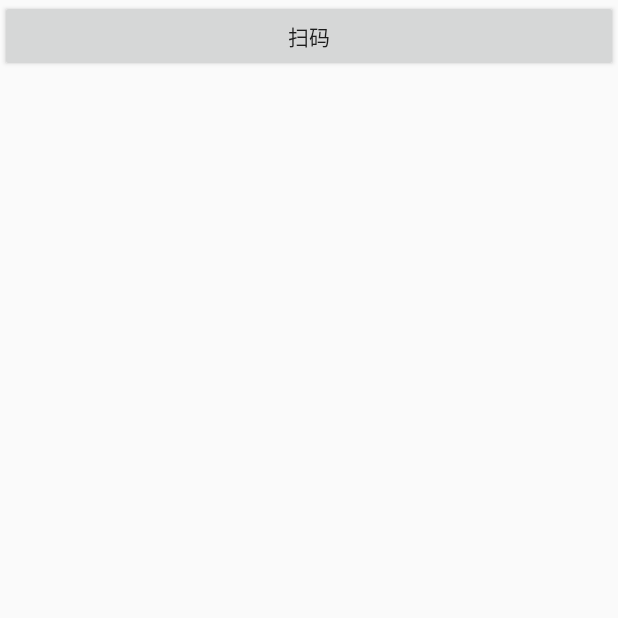
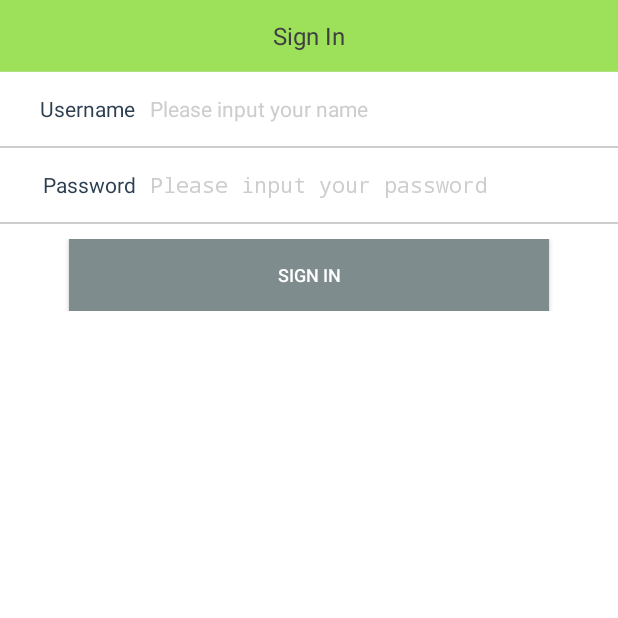
Before and after one commit to lifuyuan/wms_android, an Android app: the screen it shows after launch (MainActivity before the commit, LoginActivity after it), on a phone screen of 412 x 824 dp, the top half of it. Run offline under Robolectric (Android 15) with nearby library versions, the phone set to English and light mode, and no system bars; our stand-ins replace Volley; libraries missing offline, so code that uses them is left out: com.zxing.activity.

Commit message:
Login Function

```diff
--- a/app/src/main/AndroidManifest.xml
+++ b/app/src/main/AndroidManifest.xml
@@ -9,7 +9,7 @@
         android:label="@string/app_name"
         android:theme="@style/AppTheme" >
         <activity
-            android:name=".MainActivity"
+            android:name=".activity.LoginActivity"
             android:label="@string/app_name" >
             <intent-filter>
                 <action android:name="android.intent.action.MAIN" />
@@ -17,6 +17,7 @@
                 <category android:name="android.intent.category.LAUNCHER" />
             </intent-filter>
         </activity>
+        <activity android:name=".activity.MainActivity" />
     </application>
 
 </manifest>
--- /dev/null
+++ b/app/src/main/java/com/quaie/wms/activity/LoginActivity.java
@@ -0,0 +1,99 @@
+package com.quaie.wms.activity;
+
+import android.app.Activity;
+import android.app.ProgressDialog;
+import android.content.Intent;
+import android.os.Bundle;
+import android.text.TextUtils;
+import android.view.View;
+import android.widget.Button;
+import android.widget.EditText;
+import android.widget.Toast;
+
+import com.android.volley.AuthFailureError;
+import com.android.volley.Request;
+import com.android.volley.RequestQueue;
+import com.android.volley.Response;
+import com.android.volley.VolleyError;
+import com.android.volley.toolbox.StringRequest;
+import com.android.volley.toolbox.Volley;
+import com.quaie.wms.Config;
+import com.quaie.wms.R;
+import com.quaie.wms.utils.TitleBuilder;
+import com.quaie.wms.utils.ToastUtils;
+import com.zxing.activity.CaptureActivity;
+
+import org.json.JSONException;
+import org.json.JSONObject;
+
+import java.util.HashMap;
+import java.util.Map;
+
+/**
+ * Created by fuyuan on 2015/9/16.
+ */
+public class LoginActivity  extends Activity {
+    protected String TAG;
+    private EditText username = null;
+    private EditText password = null;
+    @Override
+    protected void onCreate(Bundle savedInstanceState) {
+        super.onCreate(savedInstanceState);
+        setContentView(R.layout.activity_login);
+        new TitleBuilder(LoginActivity.this).setTitleText("Sign In");
+        username = (EditText)findViewById(R.id.username);
+        password = (EditText)findViewById(R.id.password);
+
+        findViewById(R.id.btnLogin).setOnClickListener(new View.OnClickListener() {
+            @Override
+            public void onClick(View v) {
+                if (TextUtils.isEmpty(username.getText())) {
+                    ToastUtils.showToast(LoginActivity.this, "Username can't be blank!", Toast.LENGTH_SHORT);
+                    return;
+                }
+
+                if (TextUtils.isEmpty(password.getText())) {
+                    ToastUtils.showToast(LoginActivity.this, "Password can't be blank!", Toast.LENGTH_SHORT);
+                    return;
+                }
+
+                final ProgressDialog pd = ProgressDialog.show(LoginActivity.this, "Connecting", "Connecting to server,please wait");
+                RequestQueue queue = Volley.newRequestQueue(getApplicationContext());
+                String url = "http://www.24upost.com:5001/wms/android/accounts/sign_in";
+                StringRequest request = new StringRequest(Request.Method.POST, url,
+                    new Response.Listener<String>() {
+                        @Override
+                        public void onResponse(String result) {
+                            pd.dismiss();
+                            try {
+                                JSONObject obj = new JSONObject(result);
+                                Config.cacheToken(LoginActivity.this, obj.getString("token"));
+                            } catch (JSONException e) {
+                                ToastUtils.showToast(LoginActivity.this, "Sign In failed", Toast.LENGTH_SHORT);
+                                e.printStackTrace();
+                            }
+                            Intent intent = new Intent(LoginActivity.this,MainActivity.class);
+                            startActivity(intent);
+                        }
+                    }, new Response.ErrorListener() {
+                        @Override
+                        public void onErrorResponse(VolleyError error) {
+                            pd.dismiss();
+                            ToastUtils.showToast(LoginActivity.this, error.networkResponse.data.toString(), Toast.LENGTH_SHORT);
+                        }
+                    }){
+                    @Override
+                    protected Map<String, String> getParams() throws AuthFailureError {
+                        HashMap<String, String> map = new HashMap<String, String>();
+                        map.put("name", username.getText().toString());
+                        map.put("password", password.getText().toString());
+                        return map;
+                    }
+                };
+                request.setTag("wmsPost");
+                queue.add(request);
+                queue.start();
+            }
+        });
+    }
+}
--- /dev/null
+++ b/app/src/main/java/com/quaie/wms/utils/TitleBuilder.java
@@ -0,0 +1,62 @@
+package com.quaie.wms.utils;
+
+import android.app.Activity;
+import android.text.TextUtils;
+import android.view.View;
+import android.widget.ImageView;
+import android.widget.TextView;
+
+import com.quaie.wms.R;
+
+/**
+ * Created by fuyuan on 2015/9/16.
+ */
+public class TitleBuilder {
+
+    private View viewTitle;
+    private TextView tvTitle;
+    private ImageView ivRight;
+
+    public TitleBuilder(Activity context) {
+        viewTitle = context.findViewById(R.id.rl_titlebar);
+        tvTitle = (TextView) viewTitle.findViewById(R.id.titlebar_tv);
+        ivRight = (ImageView) viewTitle.findViewById(R.id.titlebar_iv_right);
+    }
+
+    public TitleBuilder(View context) {
+        viewTitle = context.findViewById(R.id.rl_titlebar);
+        tvTitle = (TextView) viewTitle.findViewById(R.id.titlebar_tv);
+        ivRight = (ImageView) viewTitle.findViewById(R.id.titlebar_iv_right);
+    }
+
+    // title
+
+    public TitleBuilder setTitleBgRes(int resid) {
+        viewTitle.setBackgroundResource(resid);
+        return this;
+    }
+
+    public TitleBuilder setTitleText(String text) {
+        tvTitle.setVisibility(TextUtils.isEmpty(text) ? View.GONE
+                : View.VISIBLE);
+        tvTitle.setText(text);
+        return this;
+    }
+
+    public TitleBuilder setRightImage(int resId) {
+        ivRight.setVisibility(resId > 0 ? View.VISIBLE : View.GONE);
+        ivRight.setImageResource(resId);
+        return this;
+    }
+
+    public TitleBuilder setRightOnClickListener(View.OnClickListener listener) {
+        if (ivRight.getVisibility() == View.VISIBLE) {
+            ivRight.setOnClickListener(listener);
+        }
+        return this;
+    }
+
+    public View build() {
+        return viewTitle;
+    }
+}
--- /dev/null
+++ b/app/src/main/res/drawable/bg_edittext.xml
@@ -0,0 +1,5 @@
+<?xml version="1.0" encoding="UTF-8"?>
+<selector xmlns:android="http://schemas.android.com/apk/res/android">
+    <item android:state_window_focused="false" android:drawable="@drawable/bg_edittext_normal" />
+    <item android:state_focused="true" android:drawable="@drawable/bg_edittext_focused" />
+</selector>
--- /dev/null
+++ b/app/src/main/res/drawable/bg_edittext_focused.xml
@@ -0,0 +1,8 @@
+<?xml version="1.0" encoding="UTF-8"?>
+<shape xmlns:android="http://schemas.android.com/apk/res/android">
+    <solid android:color="@color/bg_white" />
+    <corners android:radius="0dip"/>
+    <stroke
+        android:width="1dip"
+        android:color="@color/bg_white" />
+</shape>
--- /dev/null
+++ b/app/src/main/res/drawable/bg_edittext_normal.xml
@@ -0,0 +1,8 @@
+<?xml version="1.0" encoding="UTF-8"?>
+<shape xmlns:android="http://schemas.android.com/apk/res/android">
+    <solid android:color="@color/bg_white" />
+    <corners android:radius="0dip"/>
+    <stroke
+        android:width="1dip"
+        android:color="@color/bg_white" />
+</shape>
--- /dev/null
+++ b/app/src/main/res/layout/activity_login.xml
@@ -0,0 +1,126 @@
+<?xml version="1.0" encoding="utf-8"?>
+<LinearLayout xmlns:android="http://schemas.android.com/apk/res/android"
+              android:layout_width="fill_parent"
+              android:layout_height="fill_parent"
+              android:background="@color/bg_white"
+              android:orientation="vertical" >
+
+    <LinearLayout xmlns:android="http://schemas.android.com/apk/res/android"
+                  android:layout_width="match_parent"
+                  android:layout_height="match_parent"
+                  android:background="@color/bg_white"
+                  android:orientation="vertical" >
+
+        <include layout="@layout/include_titlebar"/>
+
+        <LinearLayout
+            android:layout_width="fill_parent"
+            android:layout_height="wrap_content"
+            android:orientation="horizontal"
+            android:gravity="center_vertical"
+            android:minHeight="45dp"
+            android:layout_marginTop="2dp"
+            android:layout_marginBottom="2dp">
+            <TextView
+                android:layout_width="wrap_content"
+                android:layout_height="wrap_content"
+                android:layout_marginLeft="10dp"
+                android:textColor="#2c3e50"
+                android:text="@string/name"
+                android:textSize="14sp"
+                android:layout_gravity="center"
+                android:autoText="false"
+                android:focusable="false"
+                android:singleLine="false"
+                android:width="80dp"
+                android:maxWidth="80dp"
+                android:gravity="center_vertical|right"
+                />
+            <EditText
+                android:id="@+id/username"
+                android:layout_height="wrap_content"
+                android:layout_width="wrap_content"
+                android:layout_marginLeft="10dp"
+                android:singleLine="true"
+                android:hint="@string/username"
+                android:textColor="@color/bg_gray_dark"
+                android:textColorHint="@color/bg_gray_dark"
+                style="@style/my_edittext_style"
+                android:textSize="14sp"
+                android:gravity="center_vertical"
+                android:inputType="text"/>
+        </LinearLayout>
+
+        <LinearLayout
+            android:layout_width="wrap_content"
+            android:layout_height="wrap_content"
+            android:orientation="horizontal">
+            <View android:layout_height="1dp" android:background="@color/bg_gray_dark" android:layout_width="fill_parent"></View>
+        </LinearLayout>
+
+        <LinearLayout
+            android:layout_width="fill_parent"
+            android:layout_height="wrap_content"
+            android:orientation="horizontal"
+            android:gravity="center_vertical"
+            android:minHeight="45dp"
+            android:layout_marginTop="2dp"
+            android:layout_marginBottom="2dp">
+            <TextView
+                android:layout_width="wrap_content"
+                android:layout_height="wrap_content"
+                android:text="@string/passwd_login"
+                android:textColor="#2c3e50"
+                android:layout_marginLeft="10dp"
+                android:textSize="14sp"
+                android:gravity="center_vertical|right"
+                android:width="80dp"
+                android:maxWidth="80dp"/>
+            <EditText
+                android:id="@+id/password"
+                android:layout_height="wrap_content"
+                android:layout_width="wrap_content"
+                android:layout_marginLeft="10dp"
+                android:inputType="textPassword"
+                android:singleLine="true"
+                android:hint="@string/password"
+                android:textColor="@color/bg_gray_dark"
+                android:textColorHint="@color/bg_gray_dark"
+                style="@style/my_edittext_style"
+                android:textSize="14sp"
+                />
+        </LinearLayout>
+
+        <LinearLayout
+            android:layout_width="wrap_content"
+            android:layout_height="wrap_content"
+            android:orientation="horizontal">
+            <View android:layout_height="1dp" android:background="@color/bg_gray_dark" android:layout_width="fill_parent"></View>
+        </LinearLayout>
+
+
+        <LinearLayout
+            android:layout_width="fill_parent"
+            android:layout_height="wrap_content"
+            android:gravity="center_horizontal"
+            android:layout_marginTop="10dp"
+            android:layout_marginBottom="5dp"
+            android:orientation="horizontal"
+            android:minHeight="45dp">
+            <Button
+                android:id="@+id/btnLogin"
+                android:layout_width="wrap_content"
+                android:layout_height="wrap_content"
+                android:paddingTop="10dp"
+                android:paddingBottom="10dp"
+                android:background="#7f8c8d"
+                android:textColor="@color/txt_white"
+                android:textSize="12sp"
+                android:text="@string/signin"
+                android:singleLine="false"
+                android:height="45dp"
+                android:width="320dp"/>
+        </LinearLayout>
+    </LinearLayout>
+
+</LinearLayout>
--- /dev/null
+++ b/app/src/main/res/layout/include_titlebar.xml
@@ -0,0 +1,31 @@
+<?xml version="1.0" encoding="utf-8"?>
+<RelativeLayout xmlns:android="http://schemas.android.com/apk/res/android"
+                android:id="@+id/rl_titlebar"
+                android:layout_width="match_parent"
+                android:layout_height="48dp"
+                android:background="@color/bg_lime"
+                android:orientation="horizontal" >
+
+    <TextView
+        android:id="@+id/titlebar_tv"
+        style="@style/TextViewTitle"
+        android:layout_centerInParent="true"
+        android:gravity="center"
+        android:maxWidth="224dp" />
+    <ImageView
+        android:id="@+id/titlebar_iv_right"
+        android:layout_width="48dp"
+        android:layout_height="match_parent"
+        android:layout_alignParentRight="true"
+        android:layout_centerVertical="true"
+        android:padding="12dp"
+        android:clickable="true"
+        android:visibility="visible"
+        />
+    <View
+        android:layout_width="match_parent"
+        android:layout_height="1px"
+        android:layout_alignParentBottom="true"
+        android:background="@color/bg_agray" />
+
+</RelativeLayout>
--- /dev/null
+++ b/app/src/main/res/values/colors.xml
@@ -0,0 +1,12 @@
+<?xml version="1.0" encoding="utf-8"?>
+<resources>
+    <color name="bg_white">#FFFFFF</color>
+    <color name="bg_gray_dark">#cdcdcd</color>
+    <color name="txt_white">#FFFFFF</color>
+    <color name="bg_dark">#2E2E2E</color>
+    <color name="bg_lime">#9ce159</color>
+    <color name="bg_agray">#49dddddd</color>
+    <color name="txt_alizarin">#e74d3d</color>
+    <color name="txt_gray">#404040</color>
+
+</resources>
--- a/app/src/main/res/values/dimens.xml
+++ b/app/src/main/res/values/dimens.xml
@@ -2,4 +2,5 @@
     <!-- Default screen margins, per the Android Design guidelines. -->
     <dimen name="activity_horizontal_margin">16dp</dimen>
     <dimen name="activity_vertical_margin">16dp</dimen>
+    <dimen name="txtsize_title">16sp</dimen>
 </resources>
--- a/app/src/main/res/values/strings.xml
+++ b/app/src/main/res/values/strings.xml
@@ -3,4 +3,9 @@
 
     <string name="hello_world">Hello world!</string>
     <string name="action_settings">Settings</string>
+    <string name="name">Username</string>
+    <string name="username">Please input your name</string>
+    <string name="passwd_login">Password</string>
+    <string name="password">Please input your password</string>
+    <string name="signin">Sign In</string>
 </resources>
--- a/app/src/main/res/values/styles.xml
+++ b/app/src/main/res/values/styles.xml
@@ -5,4 +5,27 @@
         <!-- Customize your theme here. -->
     </style>
 
+    <style name="my_edittext_style">
+        <item name="android:background">@drawable/bg_edittext</item>
+    </style>
+
+    <style name="RadioButtonBottomTab">
+        <item name="android:layout_weight">1</item>
+        <item name="android:layout_width">0dp</item>
+        <item name="android:layout_height">match_parent</item>
+        <item name="android:button">@null</item>
+        <item name="android:textColor">@drawable/txtcolor_gray2oran_sel</item>
+        <item name="android:textSize">13dp</item>
+        <item name="android:gravity">center</item>
+        <item name="android:background">@drawable/buttonstyle</item>
+    </style>
+
+    <style name="TextViewTitle">
+        <item name="android:layout_width">wrap_content</item>
+        <item name="android:layout_height">wrap_content</item>
+        <item name="android:singleLine">true</item>
+        <item name="android:textColor">@color/txt_gray</item>
+        <item name="android:textSize">@dimen/txtsize_title</item>
+    </style>
+
 </resources>
```
Also changed, not shown: app/src/main/java/com/quaie/wms/Config.java (added, +26 -0 lines), app/src/main/java/com/quaie/wms/activity/MainActivity.java (added, +41 -0 lines), app/src/main/java/com/quaie/wms/constants/CommonConstants.java (added, +12 -0 lines), app/src/main/java/com/quaie/wms/utils/Logger.java (added, +59 -0 lines), app/src/main/java/com/quaie/wms/utils/ToastUtils.java (added, +25 -0 lines), app/src/main/res/drawable/buttonstyle.xml (added, +15 -0 lines), app/src/main/res/drawable/txtcolor_gray2oran_sel.xml (added, +8 -0 lines), 6 other files.
